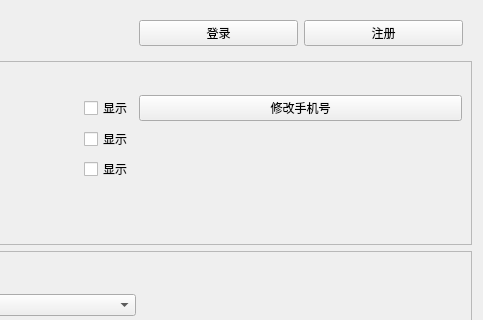
n-ss1m-1/FlightTicketSystem, file FlightTicketClient/pages/ProfilePage/ProfilePage.ui: the form before one commit; both pictures show x 211 to 694 and y 0 to 320 of the 694 by 446 pixel window.
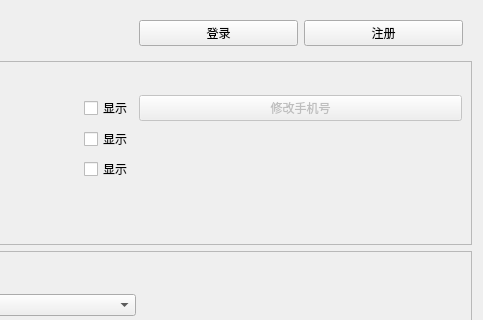
The form after the commit.

```diff
--- a/FlightTicketClient/pages/ProfilePage/ProfilePage.ui
+++ b/FlightTicketClient/pages/ProfilePage/ProfilePage.ui
@@ -93,6 +93,9 @@
        <layout class="QGridLayout" name="gridLayout">
         <item row="0" column="1">
          <widget class="QPushButton" name="btnChangePhone">
+          <property name="enabled">
+           <bool>false</bool>
+          </property>
           <property name="sizePolicy">
            <sizepolicy hsizetype="Preferred" vsizetype="Fixed">
             <horstretch>0</horstretch>
```
